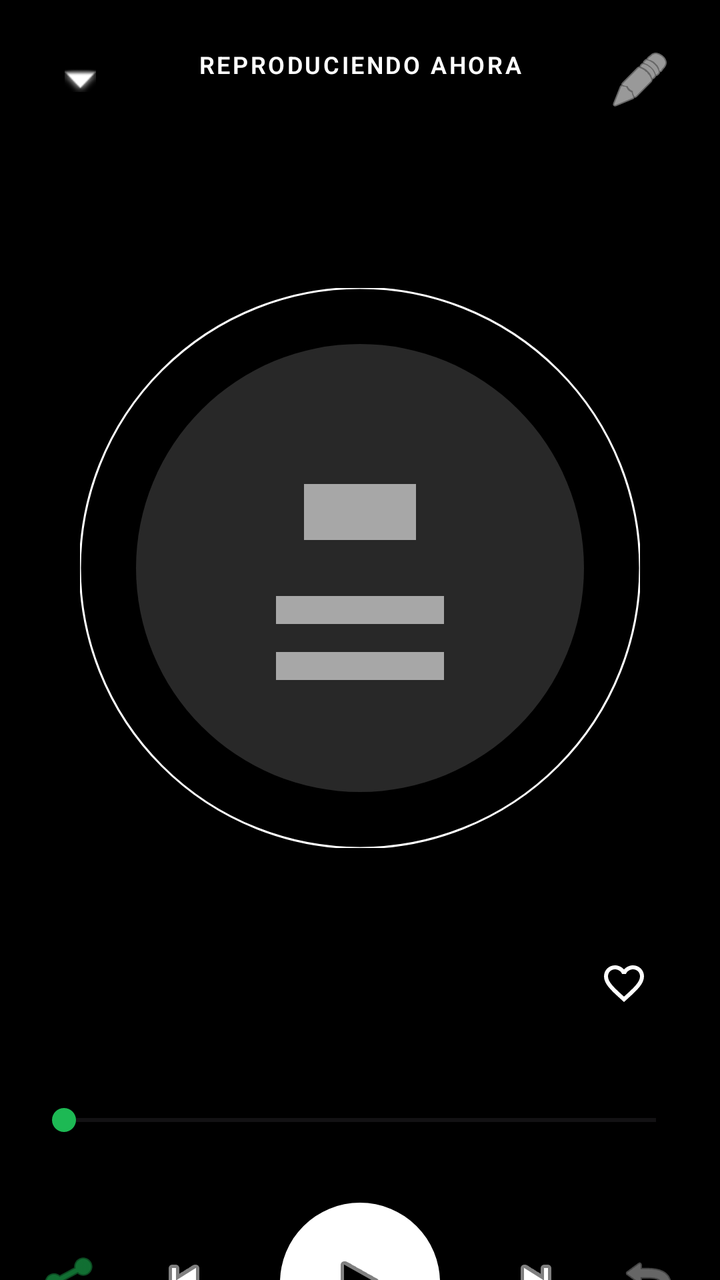
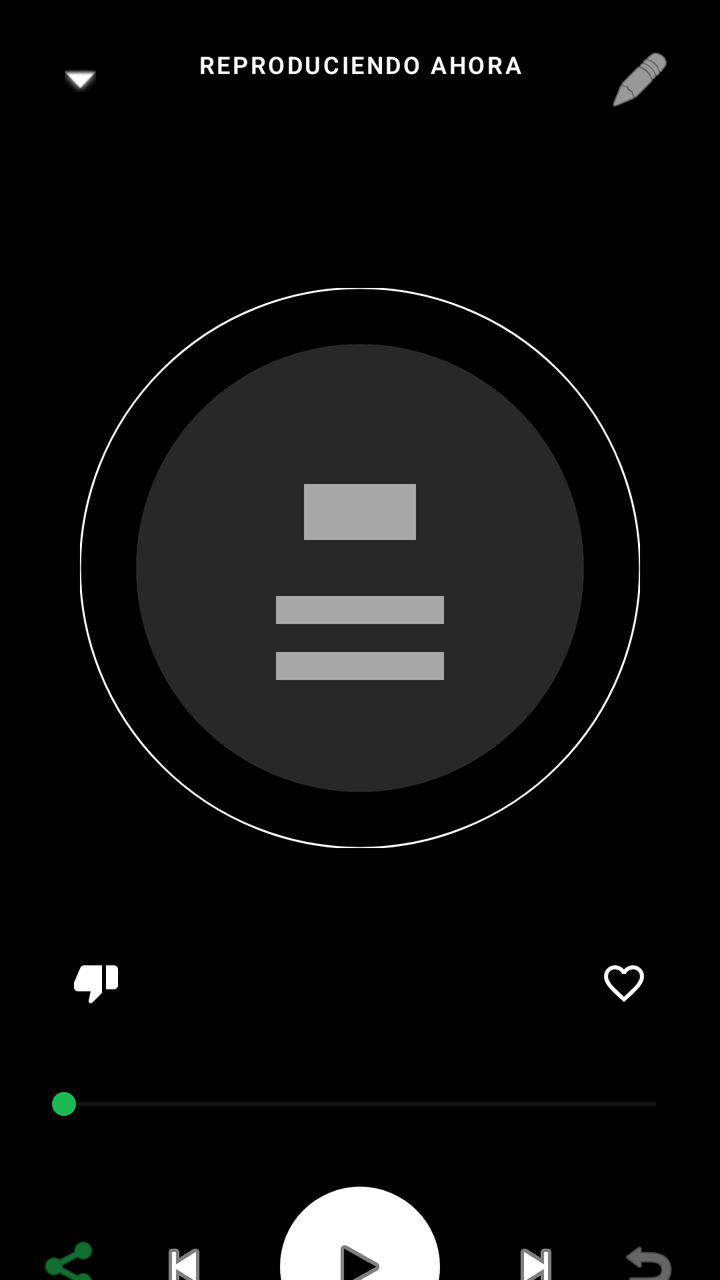

Before-and-after screenshots of an Android layout around one commit, followed by the original layout XML and the change that was made.
<!-- AndroidManifest.xml: application theme Theme.Localfly -->
<!-- res/layout/activity_now_playing.xml -->
<?xml version="1.0" encoding="utf-8"?>
<androidx.constraintlayout.widget.ConstraintLayout xmlns:android="http://schemas.android.com/apk/res/android"
    xmlns:app="http://schemas.android.com/apk/res-auto"
    android:layout_width="match_parent"
    android:layout_height="match_parent"
    android:background="#000000">

    
    <ImageView
        android:id="@+id/ivBlurredBackground"
        android:layout_width="match_parent"
        android:layout_height="match_parent"
        android:scaleType="centerCrop"
        android:alpha="0.4" />

    <View
        android:layout_width="match_parent"
        android:layout_height="match_parent"
        android:background="#66000000"
        app:layout_constraintTop_toTopOf="parent"
        app:layout_constraintBottom_toBottomOf="parent"
        app:layout_constraintStart_toStartOf="parent"
        app:layout_constraintEnd_toEndOf="parent" />

    
    <ImageButton
        android:id="@+id/btnClose"
        android:layout_width="48dp"
        android:layout_height="48dp"
        android:layout_margin="16dp"
        android:background="?attr/selectableItemBackgroundBorderless"
        android:src="@android:drawable/arrow_down_float"
        app:layout_constraintStart_toStartOf="parent"
        app:layout_constraintTop_toTopOf="parent"
        app:tint="#FFFFFF" />

    <TextView
        android:layout_width="wrap_content"
        android:layout_height="wrap_content"
        android:text="REPRODUCIENDO AHORA"
        android:textColor="#FFFFFF"
        android:textSize="12sp"
        android:textStyle="bold"
        android:letterSpacing="0.1"
        app:layout_constraintBottom_toBottomOf="@id/btnClose"
        app:layout_constraintEnd_toEndOf="parent"
        app:layout_constraintStart_toStartOf="parent"
        app:layout_constraintTop_toTopOf="parent" />

    
    <com.google.android.material.imageview.ShapeableImageView
        android:id="@+id/ivCircularImage"
        android:layout_width="280dp"
        android:layout_height="280dp"
        android:layout_marginTop="80dp"
        android:scaleType="centerCrop"
        android:src="@drawable/ic_music_placeholder"
        app:layout_constraintEnd_toEndOf="parent"
        app:layout_constraintStart_toStartOf="parent"
        app:layout_constraintTop_toBottomOf="@id/btnClose"
        app:shapeAppearanceOverlay="@style/CircleImage"
        app:strokeColor="#FFFFFF"
        app:strokeWidth="1dp" />

    <ImageButton
        android:id="@+id/btnLyrics"
        android:layout_width="48dp"
        android:layout_height="48dp"
        android:layout_margin="16dp"
        android:background="?attr/selectableItemBackgroundBorderless"
        android:src="@android:drawable/ic_menu_edit"
        app:layout_constraintEnd_toEndOf="parent"
        app:layout_constraintTop_toTopOf="parent"
        app:tint="#FFFFFF" />

    
    <TextView
        android:id="@+id/tvFullTitle"
        android:layout_width="0dp"
        android:layout_height="wrap_content"
        android:layout_marginStart="32dp"
        android:layout_marginTop="40dp"
        android:layout_marginEnd="32dp"
        android:textColor="#FFFFFF"
        android:textSize="22sp"
        android:textStyle="bold"
        app:layout_constraintEnd_toStartOf="@+id/btnFullLike"
        app:layout_constraintStart_toStartOf="parent"
        app:layout_constraintTop_toBottomOf="@id/ivCircularImage" />

    <TextView
        android:id="@+id/tvFullArtist"
        android:layout_width="0dp"
        android:layout_height="wrap_content"
        android:layout_marginTop="4dp"
        android:textColor="#AAAAAA"
        android:textSize="16sp"
        app:layout_constraintEnd_toEndOf="@id/tvFullTitle"
        app:layout_constraintStart_toStartOf="@id/tvFullTitle"
        app:layout_constraintTop_toBottomOf="@id/tvFullTitle" />

    <ImageButton
        android:id="@+id/btnFullLike"
        android:layout_width="48dp"
        android:layout_height="48dp"
        android:layout_marginEnd="24dp"
        android:background="?attr/selectableItemBackgroundBorderless"
        android:src="@drawable/ic_like_off"
        app:layout_constraintBottom_toBottomOf="@id/tvFullArtist"
        app:layout_constraintEnd_toEndOf="parent"
        app:layout_constraintTop_toTopOf="@id/tvFullTitle"
        app:tint="#FFFFFF" />

    <ImageButton
        android:id="@+id/btnFullDislike"
        android:layout_width="48dp"
        android:layout_height="48dp"
        android:layout_marginStart="24dp"
        android:background="?attr/selectableItemBackgroundBorderless"
        android:src="@drawable/ic_dislike"
        app:layout_constraintBottom_toBottomOf="@id/tvFullArtist"
        app:layout_constraintStart_toStartOf="parent"
        app:layout_constraintTop_toTopOf="@id/tvFullTitle"
        app:tint="#FFFFFF"
        android:visibility="gone"/>

    
    <SeekBar
        android:id="@+id/seekBarProgress"
        android:layout_width="0dp"
        android:layout_height="wrap_content"
        android:layout_marginStart="16dp"
        android:layout_marginTop="32dp"
        android:layout_marginEnd="16dp"
        android:progressTint="#1DB954"
        android:thumbTint="#1DB954"
        app:layout_constraintEnd_toEndOf="parent"
        app:layout_constraintStart_toStartOf="parent"
        app:layout_constraintTop_toBottomOf="@id/tvFullArtist" />

    <TextView
        android:id="@+id/tvCurrentTime"
        android:layout_width="wrap_content"
        android:layout_height="wrap_content"
        android:layout_marginStart="24dp"
        android:textColor="#AAAAAA"
        android:textSize="12sp"
        app:layout_constraintStart_toStartOf="parent"
        app:layout_constraintTop_toBottomOf="@id/seekBarProgress" />

    <TextView
        android:id="@+id/tvTotalTime"
        android:layout_width="wrap_content"
        android:layout_height="wrap_content"
        android:layout_marginEnd="24dp"
        android:textColor="#AAAAAA"
        android:textSize="12sp"
        app:layout_constraintEnd_toEndOf="parent"
        app:layout_constraintTop_toBottomOf="@id/seekBarProgress" />

    
    <LinearLayout
        android:id="@+id/llControls"
        android:layout_width="match_parent"
        android:layout_height="wrap_content"
        android:layout_marginTop="16dp"
        android:gravity="center"
        android:orientation="horizontal"
        app:layout_constraintTop_toBottomOf="@id/tvCurrentTime">

        <ImageButton
            android:id="@+id/btnShuffle"
            android:layout_width="48dp"
            android:layout_height="48dp"
            android:background="?attr/selectableItemBackgroundBorderless"
            android:src="@android:drawable/ic_menu_share"
            app:tint="#1DB954" />

        <ImageButton
            android:id="@+id/btnFullPrev"
            android:layout_width="64dp"
            android:layout_height="64dp"
            android:background="?attr/selectableItemBackgroundBorderless"
            android:src="@android:drawable/ic_media_previous"
            app:tint="#FFFFFF" />

        <ImageButton
            android:id="@+id/btnFullPlayPause"
            android:layout_width="80dp"
            android:layout_height="80dp"
            android:layout_marginHorizontal="16dp"
            android:background="@drawable/bg_circle_white"
            android:padding="20dp"
            android:scaleType="centerInside"
            android:src="@android:drawable/ic_media_play"
            app:tint="#000000" />

        <ImageButton
            android:id="@+id/btnFullNext"
            android:layout_width="64dp"
            android:layout_height="64dp"
            android:background="?attr/selectableItemBackgroundBorderless"
            android:src="@android:drawable/ic_media_next"
            app:tint="#FFFFFF" />

        <ImageButton
            android:id="@+id/btnRepeat"
            android:layout_width="48dp"
            android:layout_height="48dp"
            android:background="?attr/selectableItemBackgroundBorderless"
            android:src="@android:drawable/ic_menu_revert"
            app:tint="#AAAAAA" />

    </LinearLayout>

</androidx.constraintlayout.widget.ConstraintLayout>
<!-- resources referenced by this layout -->
<resources>
  <!-- drawable bg_circle_white (drawable) -->
  <?xml version="1.0" encoding="utf-8"?>
  <shape xmlns:android="http://schemas.android.com/apk/res/android"
      android:shape="oval">
      <solid android:color="#FFFFFF" />
  </shape>
  <!-- drawable ic_dislike (drawable) -->
  <vector xmlns:android="http://schemas.android.com/apk/res/android"
      android:width="24dp"
      android:height="24dp"
      android:viewportWidth="24"
      android:viewportHeight="24">
      <path
          android:fillColor="#FFFFFF"
          android:pathData="M15,3H6c-0.83,0 -1.54,0.5 -1.84,1.22l-3.02,7.05c-0.09,0.23 -0.14,0.47 -0.14,0.73v2c0,1.1 0.9,2 2,2h6.31l-0.95,4.57c-0.03,0.16 -0.04,0.34 0,0.5 0.09,0.39 0.34,0.74 0.69,0.97L9.83,22 14.59,17.24C14.85,16.98 15,16.62 15,16.23V3zM21,3h-4v12h4c1.1,0 2,-0.9 2,-2V5C23,3.9 22.1,3 21,3z" />
  </vector>
  <!-- drawable ic_like_off (drawable) -->
  <vector xmlns:android="http://schemas.android.com/apk/res/android"
      android:width="24dp"
      android:height="24dp"
      android:viewportWidth="24"
      android:viewportHeight="24">
      <path
          android:fillColor="#FFFFFF"
          android:pathData="M16.5,3c-1.74,0 -3.41,0.81 -4.5,2.09C10.91,3.81 9.24,3 7.5,3 4.42,3 2,5.42 2,8.5c0,3.78 3.4,6.86 8.55,11.54L12,21.35l1.45,-1.32C18.6,15.36 22,12.28 22,8.5 22,5.42 19.58,3 16.5,3zM12.1,18.55l-0.1,0.1 -0.1,-0.1C7.14,14.24 4,11.39 4,8.5 4,6.5 5.5,5 7.5,5c1.54,0 3.04,0.99 3.57,2.36h1.87C13.46,5.99 14.96,5 16.5,5c2,0 3.5,1.5 3.5,3.5 0,2.89 -3.14,5.74 -7.9,10.05z" />
  </vector>
  <!-- drawable ic_music_placeholder (drawable) -->
  <vector xmlns:android="http://schemas.android.com/apk/res/android"
      android:width="100dp"
      android:height="100dp"
      android:viewportWidth="100"
      android:viewportHeight="100">
      <path
          android:fillColor="#282828"
          android:pathData="M50,50m-40,0a40,40 0,1 1,80 0a40,40 0,1 1,-80 0" />
      <path
          android:fillColor="#A7A7A7"
          android:pathData="M40,35h20v10h-20z M35,55h30v5h-30z M35,65h30v5h-30z" />
  </vector>
  <style name="CircleImage" parent="">
          <item name="cornerFamily">rounded</item>
          <item name="cornerSize">50%</item>
      </style>
  <style name="Theme.Localfly" parent="Base.Theme.Localfly" />
  <style name="Base.Theme.Localfly" parent="Theme.Material3.DayNight.NoActionBar">
          
          <item name="android:fontFamily">sans-serif-light</item>
          <item name="fontFamily">sans-serif-light</item>
      </style>
</resources>

<!-- the commit's change to res/layout/activity_now_playing.xml (unified diff, before → after) -->
@@ -74,18 +74,31 @@
         app:tint="#FFFFFF" />
 
     
+    <ImageButton
+        android:id="@+id/btnFullDislike"
+        android:layout_width="48dp"
+        android:layout_height="48dp"
+        android:layout_marginStart="24dp"
+        android:background="?attr/selectableItemBackgroundBorderless"
+        android:src="@drawable/ic_dislike"
+        app:layout_constraintBottom_toBottomOf="@id/tvFullArtist"
+        app:layout_constraintStart_toStartOf="parent"
+        app:layout_constraintTop_toTopOf="@id/tvFullTitle"
+        app:tint="#FFFFFF"
+        android:visibility="visible"/>
+
     <TextView
         android:id="@+id/tvFullTitle"
         android:layout_width="0dp"
         android:layout_height="wrap_content"
-        android:layout_marginStart="32dp"
+        android:layout_marginStart="16dp"
         android:layout_marginTop="40dp"
-        android:layout_marginEnd="32dp"
+        android:layout_marginEnd="16dp"
         android:textColor="#FFFFFF"
         android:textSize="22sp"
         android:textStyle="bold"
         app:layout_constraintEnd_toStartOf="@+id/btnFullLike"
-        app:layout_constraintStart_toStartOf="parent"
+        app:layout_constraintStart_toEndOf="@id/btnFullDislike"
         app:layout_constraintTop_toBottomOf="@id/ivCircularImage" />
 
     <TextView
@@ -111,26 +124,13 @@
         app:layout_constraintTop_toTopOf="@id/tvFullTitle"
         app:tint="#FFFFFF" />
 
-    <ImageButton
-        android:id="@+id/btnFullDislike"
-        android:layout_width="48dp"
-        android:layout_height="48dp"
-        android:layout_marginStart="24dp"
-        android:background="?attr/selectableItemBackgroundBorderless"
-        android:src="@drawable/ic_dislike"
-        app:layout_constraintBottom_toBottomOf="@id/tvFullArtist"
-        app:layout_constraintStart_toStartOf="parent"
-        app:layout_constraintTop_toTopOf="@id/tvFullTitle"
-        app:tint="#FFFFFF"
-        android:visibility="gone"/>
-
     
     <SeekBar
         android:id="@+id/seekBarProgress"
         android:layout_width="0dp"
         android:layout_height="wrap_content"
         android:layout_marginStart="16dp"
-        android:layout_marginTop="32dp"
+        android:layout_marginTop="24dp"
         android:layout_marginEnd="16dp"
         android:progressTint="#1DB954"
         android:thumbTint="#1DB954"
@@ -213,4 +213,40 @@
 
     </LinearLayout>
 
+    <ImageButton
+        android:id="@+id/btnShowQueue"
+        android:layout_width="48dp"
+        android:layout_height="48dp"
+        android:layout_marginTop="16dp"
+        android:background="@drawable/bg_circle_green"
+        android:padding="12dp"
+        android:scaleType="centerInside"
+        android:src="@android:drawable/arrow_down_float"
+        app:layout_constraintEnd_toEndOf="parent"
+        app:layout_constraintStart_toStartOf="parent"
+        app:layout_constraintTop_toBottomOf="@id/llControls"
+        app:tint="#000000" />
+
+    <TextView
+        android:id="@+id/tvUpcomingHeader"
+        android:layout_width="wrap_content"
+        android:layout_height="wrap_content"
+        android:layout_marginStart="24dp"
+        android:layout_marginTop="24dp"
+        android:text="PRÓXIMAS CANCIONES"
+        android:textColor="#AAAAAA"
+        android:textSize="12sp"
+        android:textStyle="bold"
+        android:letterSpacing="0.1"
+        app:layout_constraintStart_toStartOf="parent"
+        app:layout_constraintTop_toBottomOf="@id/btnShowQueue" />
+
+    <androidx.recyclerview.widget.RecyclerView
+        android:id="@+id/rvUpcomingSongs"
+        android:layout_width="match_parent"
+        android:layout_height="0dp"
+        android:layout_marginTop="8dp"
+        app:layout_constraintBottom_toBottomOf="parent"
+        app:layout_constraintTop_toBottomOf="@id/tvUpcomingHeader" />
+
 </androidx.constraintlayout.widget.ConstraintLayout>
<!-- resource entries referenced after the edit -->
@@ -1,5 +1,11 @@
 <!-- resources referenced by this layout -->
 <resources>
+  <!-- drawable bg_circle_green (drawable) -->
+  <?xml version="1.0" encoding="utf-8"?>
+  <shape xmlns:android="http://schemas.android.com/apk/res/android"
+      android:shape="oval">
+      <solid android:color="#1DB954" />
+  </shape>
   <!-- drawable bg_circle_white (drawable) -->
   <?xml version="1.0" encoding="utf-8"?>
   <shape xmlns:android="http://schemas.android.com/apk/res/android"
